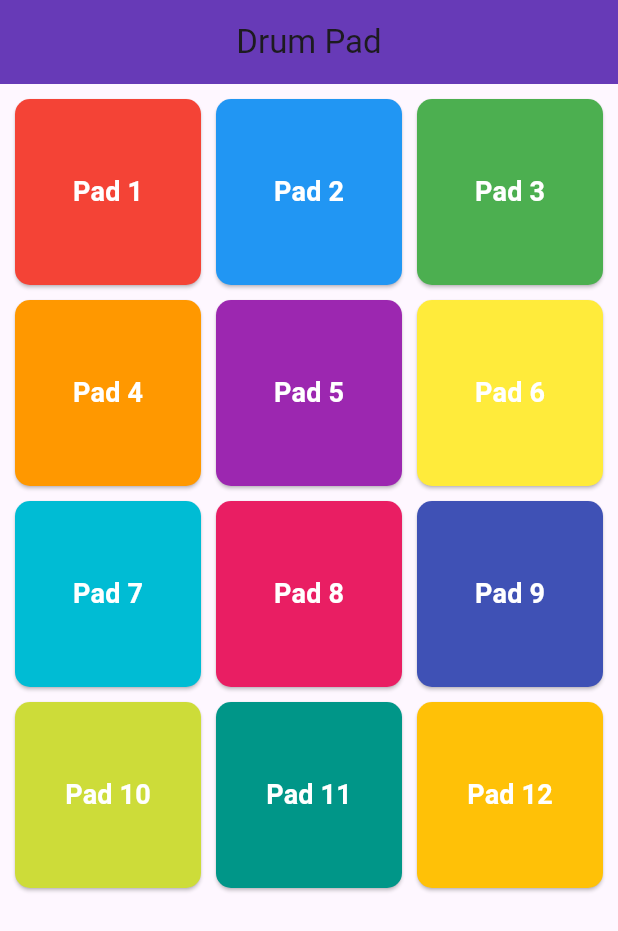
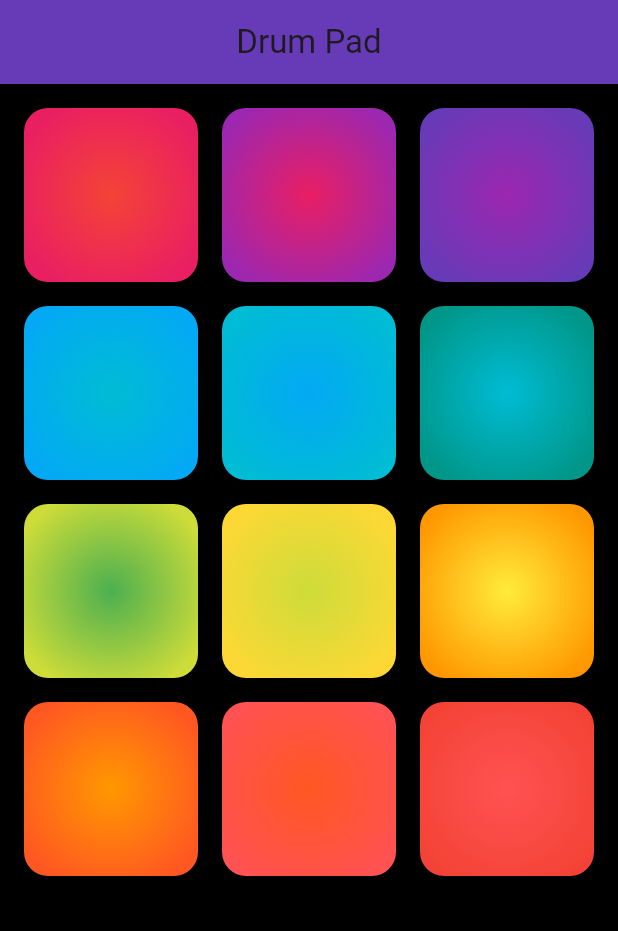
Before and after one commit to rainman3838/myinstrumentplayer, a Flutter app: the DrumPadScreen screen opened directly, on a phone screen of 412 x 824 dp. Shown: the top 931 px of the screen. Run offline on Flutter 3.47's test engine with Material 3 defaults, Android fonts, the phone set to English and light mode, and no system bars; our stand-ins replace audioplayers.

Commit message:
bateri ekranin tasarimi tamamlanmaya yaklasito

```diff
--- a/lib/bateriekrani.dart
+++ b/lib/bateriekrani.dart
@@ -1,5 +1,4 @@
 import 'package:audioplayers/audioplayers.dart';
-import 'package:flutter/cupertino.dart';
 import 'package:flutter/material.dart';
 
 class BateriEkrani extends StatelessWidget {
@@ -14,32 +13,33 @@ class BateriEkrani extends StatelessWidget {
 
 class DrumPadScreen extends StatelessWidget {
   final List<String> soundPaths = [
-    'sounds/kalimbases/1kalimbado.mp3',
-    'sounds/kalimbases/2kalimbare.mp3',
-    'sounds/kalimbases/1kalimbado.mp3',
-    'sounds/kalimbases/1kalimbado.mp3',
-    'sounds/kalimbases/1kalimbado.mp3',
-    'sounds/kalimbases/1kalimbado.mp3',
-    'sounds/kalimbases/1kalimbado.mp3',
-    'sounds/kalimbases/1kalimbado.mp3',
-    'sounds/kalimbases/1kalimbado.mp3',
-    'sounds/kalimbases/1kalimbado.mp3',
-    'sounds/kalimbases/1kalimbado.mp3',
-    'sounds/kalimbases/1kalimbado.mp3',
+    'sounds/drumses/a.wav',
+    'sounds/drumses/b.wav',
+    'sounds/drumses/c.wav',
+    'sounds/drumses/d.wav',
+    'sounds/drumses/e.wav',
+    'sounds/drumses/f.wav',
+    'sounds/drumses/g.wav',
+    'sounds/drumses/h.wav',
+    'sounds/drumses/i.wav',
+    'sounds/drumses/j.wav',
+    'sounds/drumses/k.wav',
+    'sounds/drumses/l.wav',
   ];
-  final List<Color> colors = [
-    Colors.red,
-    Colors.blue,
-    Colors.green,
-    Colors.orange,
-    Colors.purple,
-    Colors.yellow,
-    Colors.cyan,
-    Colors.pink,
-    Colors.indigo,
-    Colors.lime,
-    Colors.teal,
-    Colors.amber,
+
+  final List<List<Color>> gradientColors = [
+    [Colors.red, Colors.pink],
+    [Colors.pink, Colors.purple],
+    [Colors.purple, Colors.deepPurple],
+    [Colors.cyan, Colors.lightBlue],
+    [Colors.lightBlue, Colors.cyan],
+    [Colors.cyan, Colors.teal],
+    [Colors.green, Colors.lime],
+    [Colors.lime, Colors.yellow.shade600],
+    [Colors.yellow, Colors.orange],
+    [Colors.orange, Colors.deepOrange],
+    [Colors.deepOrange, Colors.redAccent],
+    [Colors.redAccent, Colors.red],
   ];
 
   final AudioPlayer audioPlayer = AudioPlayer();
@@ -47,44 +47,37 @@ class DrumPadScreen extends StatelessWidget {
   @override
   Widget build(BuildContext context) {
     return Scaffold(
+      backgroundColor: Colors.black, // Arka plan siyah
       appBar: AppBar(
         title: Text('Drum Pad'),
         centerTitle: true,
         backgroundColor: Colors.deepPurple,
       ),
       body: Padding(
-        padding: const EdgeInsets.all(10.0),
+        padding: const EdgeInsets.all(16.0),
         child: GridView.builder(
           gridDelegate: SliverGridDelegateWithFixedCrossAxisCount(
             crossAxisCount: 3, // 3 sütun
-            crossAxisSpacing: 10,
-            mainAxisSpacing: 10,
+            crossAxisSpacing: 16,
+            mainAxisSpacing: 16,
           ),
-          itemCount: soundPaths.length, // 12 buton
+          itemCount: soundPaths.length, // 12 düğme
           itemBuilder: (context, index) {
-            return ElevatedButton(
-              onPressed: () async {
-                try {
-                  await audioPlayer.play(AssetSource(soundPaths[index]));
-                } catch (e) {
-                  print("Error playing sound: $e");
-                }
+            return GestureDetector(
+              onTap: () {
+                audioPlayer.play(AssetSource(soundPaths[index]));
               },
-              style: ElevatedButton.styleFrom(
+              child: Container(
+                decoration: BoxDecoration(
+                  gradient: RadialGradient(
+                    colors: gradientColors[index],
+                    center: Alignment.center,
+                    radius: 0.6,
+                  ),
+                  borderRadius: BorderRadius.circular(16),
 
-                backgroundColor: colors[index],
-                shape: RoundedRectangleBorder(
-                  borderRadius: BorderRadius.circular(10),
                 ),
 
-            ),
-              child: Text(
-                'Pad ${index + 1}',
-                style: TextStyle(
-                  color: Colors.white,
-                  fontSize: 18,
-                  fontWeight: FontWeight.bold,
-                ),
               ),
             );
           },
--- a/pubspec.yaml
+++ b/pubspec.yaml
@@ -61,7 +61,7 @@ flutter:
     - assets/images/img3.jpg
     - assets/images/img4.jpg
     - assets/images/imgkanun.jpg
-    - assets/sounds/kalimbases/
+    - assets/sounds/drumses/
 
 
   # The following line ensures that the Material Icons font is
```
Also changed, not shown: 4 other files.
